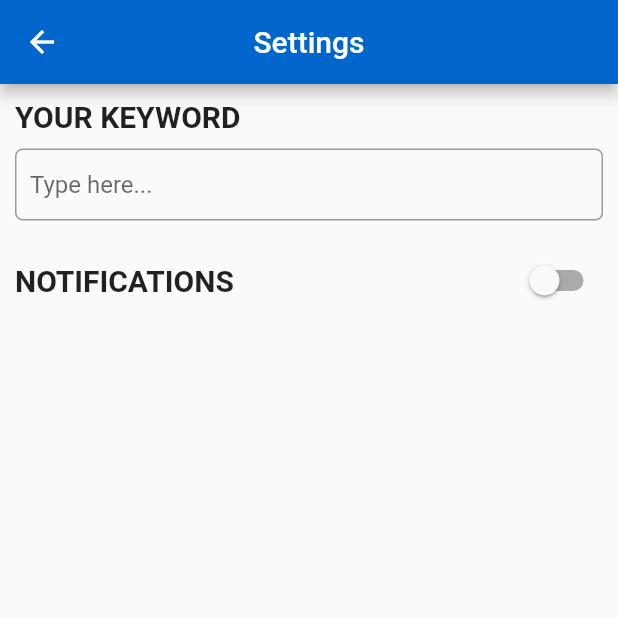
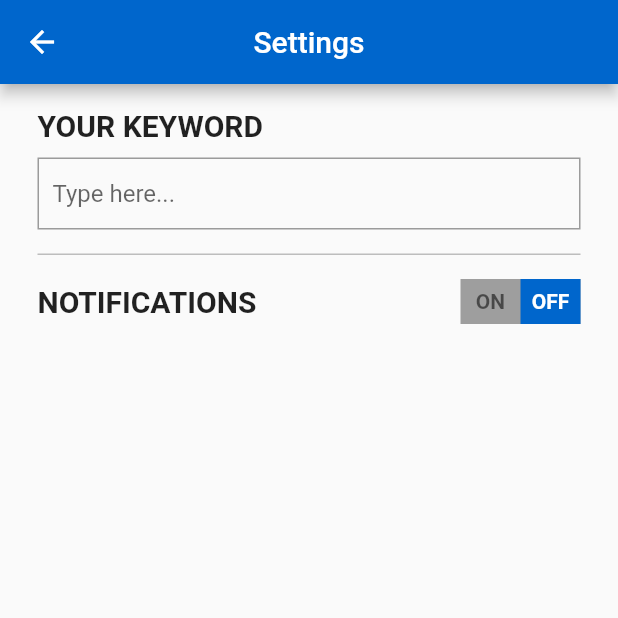
Before and after one commit to manuelbosi/rss-reader, a Flutter app: the Settings screen opened directly, on a phone screen of 412 x 824 dp, the top half of it. Run offline on Flutter 3.47's test engine with Material 2 defaults, Android fonts, the phone set to English and light mode, and no system bars; our stand-ins replace flutter_local_notifications, shared_preferences; missing offline and left inert: webfeed, workmanager; accounts and stored records are empty; network calls fail.

Commit message:
add custom switch to change notifications preference

```diff
--- /dev/null
+++ b/lib/components/animated_switch.dart
@@ -0,0 +1,129 @@
+import 'dart:developer';
+
+import 'package:flutter/cupertino.dart';
+import 'package:flutter/material.dart';
+import 'package:mise_news/constants/app_constants.dart';
+
+class AnimatedSwitch extends StatefulWidget {
+  final String leftText;
+  final String rightText;
+  final bool value;
+  final Function(bool value) onChanged;
+
+  const AnimatedSwitch({
+    Key? key,
+    required this.leftText,
+    required this.rightText,
+    required this.value,
+    required this.onChanged,
+  }) : super(key: key);
+
+  @override
+  _AnimatedSwitchState createState() => _AnimatedSwitchState();
+}
+
+const double width = 80.0;
+const double height = 30.0;
+const double onAlign = -1;
+const double offAlign = 1;
+const Color selectedColor = Colors.white;
+const Color defaultColor = Colors.black54;
+
+class _AnimatedSwitchState extends State<AnimatedSwitch> {
+  late double xAlign;
+  late Color onColor;
+  late Color offColor;
+  late bool enabled;
+
+  @override
+  void initState() {
+    super.initState();
+  }
+
+  @override
+  Widget build(BuildContext context) {
+    if (widget.value) {
+      xAlign = onAlign;
+      onColor = selectedColor;
+      offColor = defaultColor;
+      enabled = true;
+    } else {
+      xAlign = offAlign;
+      offColor = selectedColor;
+      onColor = defaultColor;
+      enabled = false;
+    }
+    return Container(
+      width: width,
+      height: height,
+      decoration: const BoxDecoration(
+        color: Colors.grey,
+      ),
+      child: Stack(
+        children: [
+          AnimatedAlign(
+            alignment: Alignment(xAlign, 0),
+            duration: const Duration(milliseconds: 200),
+            child: Container(
+              width: width * 0.5,
+              height: height,
+              decoration: const BoxDecoration(
+                color: blue,
+              ),
+            ),
+          ),
+          GestureDetector(
+            onTap: () {
+              setState(() {
+                xAlign = onAlign;
+                onColor = selectedColor;
+                offColor = defaultColor;
+              });
+              widget.onChanged(true);
+            },
+            child: Align(
+              alignment: const Alignment(-1, 0),
+              child: Container(
+                width: width * 0.5,
+                color: Colors.transparent,
+                alignment: Alignment.center,
+                child: Text(
+                  widget.leftText,
+                  style: TextStyle(
+                    color: onColor,
+                    fontWeight: FontWeight.bold,
+                  ),
+                ),
+              ),
+            ),
+          ),
+          GestureDetector(
+            onTap: () {
+              setState(() {
+                xAlign = offAlign;
+                offColor = selectedColor;
+                onColor = defaultColor;
+              });
+              widget.onChanged(false);
+            },
+            child: Align(
+              alignment: const Alignment(1, 0),
+              child: Container(
+                width: width * 0.5,
+                color: Colors.transparent,
+                alignment: Alignment.center,
+                child: Text(
+                  widget.rightText,
+                  style: TextStyle(
+                    color: offColor,
+                    fontWeight: FontWeight.bold,
+                  ),
+                ),
+              ),
+            ),
+          ),
+        ],
+      ),
+    );
+  }
+}
--- a/lib/pages/settings_page.dart
+++ b/lib/pages/settings_page.dart
@@ -2,9 +2,11 @@ import 'dart:developer';
 
 import 'package:flutter/cupertino.dart';
 import 'package:flutter/material.dart';
+import 'package:workmanager/workmanager.dart';
+
 import 'package:mise_news/constants/app_constants.dart';
 import 'package:mise_news/services/shared_preferences.dart';
-import 'package:workmanager/workmanager.dart';
+import 'package:mise_news/components/animated_switch.dart';
 
 class Settings extends StatefulWidget {
   const Settings({Key? key}) : super(key: key);
@@ -33,7 +35,7 @@ class _SettingsState extends State<Settings> {
         backgroundColor: blue,
       ),
       body: Container(
-        padding: const EdgeInsets.all(10),
+        padding: const EdgeInsets.symmetric(horizontal: 25, vertical: 16),
         child: Column(
           crossAxisAlignment: CrossAxisAlignment.start,
           children: [
@@ -49,7 +51,7 @@ class _SettingsState extends State<Settings> {
               decoration: InputDecoration(
                 contentPadding: const EdgeInsets.symmetric(horizontal: 10),
                 border: OutlineInputBorder(
-                  borderRadius: BorderRadius.circular(5.0),
+                  borderRadius: BorderRadius.circular(0),
                 ),
                 hintText: 'Type here...',
               ),
@@ -61,6 +63,13 @@ class _SettingsState extends State<Settings> {
               height: 16,
             ),
             showActiveKeywordLabel(),
+            Container(
+              color: Colors.grey.shade400,
+              height: 1,
+            ),
+            const SizedBox(
+              height: 16,
+            ),
             Row(
               children: [
                 const Text(
@@ -68,11 +77,17 @@ class _SettingsState extends State<Settings> {
                   style: TextStyle(fontSize: 20, fontWeight: FontWeight.bold),
                 ),
                 Expanded(child: Container()),
-                Switch(
-                  activeColor: blue,
+                AnimatedSwitch(
                   value: enableNotifications,
+                  leftText: 'ON',
+                  rightText: 'OFF',
                   onChanged: (value) => _updateNotificationsPreference(value),
                 )
+                // Switch(
+                //   activeColor: blue,
+                //   value: enableNotifications,
+                //   onChanged: (value) => _updateNotificationsPreference(value),
+                // )
               ],
             )
           ],
@@ -92,17 +107,14 @@ class _SettingsState extends State<Settings> {
 
   void _updateNotificationsPreference(bool notificationPref) async {
     await setNotificationsPreference(notificationPref);
-
-    if (notificationPref) {
+    if (notificationPref && enableNotifications != true) {
       Workmanager().registerPeriodicTask(
         "NEW_FEED",
         "newFeedNotification",
         existingWorkPolicy: ExistingWorkPolicy.replace,
       );
-      log("NOTIFICATION ON");
     } else {
       Workmanager().cancelByUniqueName("NEW_FEED");
-      log("NOTIFICATION OFF");
     }
 
     setState(() {
@@ -122,7 +134,19 @@ class _SettingsState extends State<Settings> {
         ? Column(
             children: [
               Row(
-                children: [Text("Active keyword: ${_keywordController.text}")],
+                children: [
+                  Text(
+                    "Active keyword:",
+                    style: TextStyle(
+                        fontSize: 16,
+                        fontWeight: FontWeight.bold,
+                        color: Colors.blue.shade900),
+                  ),
+                  Text(
+                    " ${_keywordController.text}",
+                    style: const TextStyle(fontSize: 16),
+                  ),
+                ],
               ),
               const SizedBox(
                 height: 16,
```
